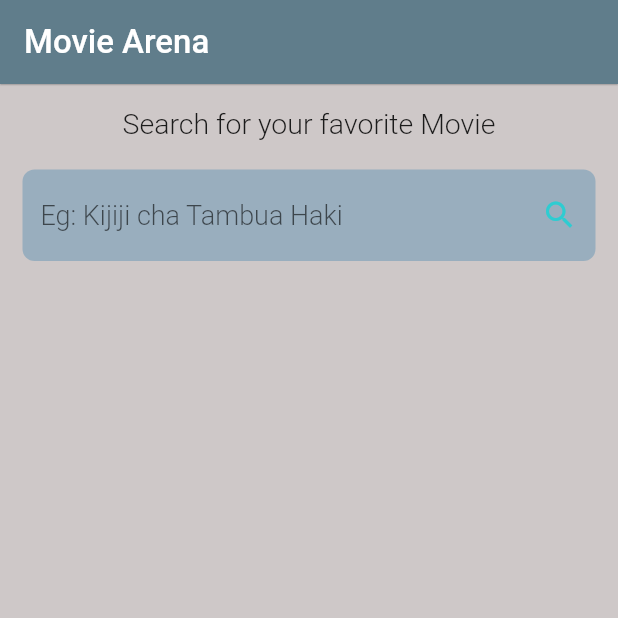
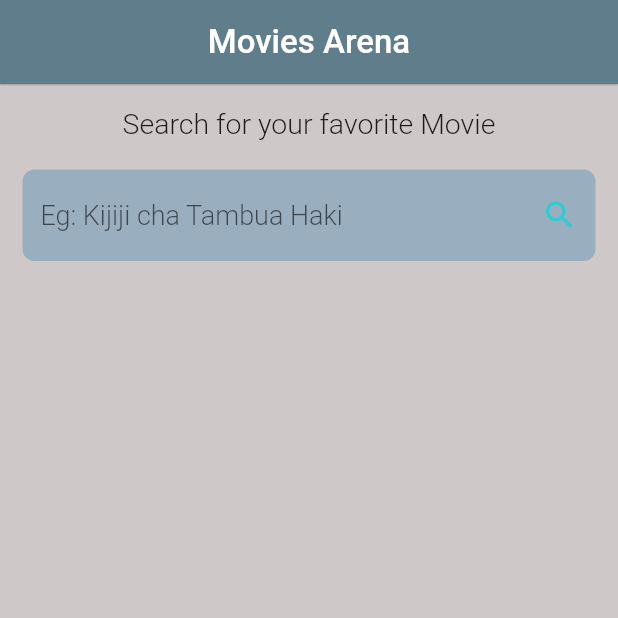
Before and after one commit to JohnGastone/Tafuta, a Flutter app: the screen it shows after launch, on a phone screen of 412 x 824 dp, the top half of it. Run offline on Flutter 3.47's test engine with Material 2 defaults, Android fonts, the phone set to English and light mode, and no system bars.

Commit message:
Dummy movies list

```diff
--- a/lib/searchPage.dart
+++ b/lib/searchPage.dart
@@ -2,6 +2,7 @@
 // ignore: prefer_const_constructors
 
 import 'package:flutter/material.dart';
+import 'package:tafuta/model/movie_model.dart';
 
 class SearchPage extends StatefulWidget {
   const SearchPage({super.key});
@@ -11,6 +12,20 @@ class SearchPage extends StatefulWidget {
 }
 
 class _SearchPageState extends State<SearchPage> {
+  static List<MovieModel> movieList = [
+    MovieModel('Panguso', 2020, 'images/Tafuta.png'),
+    MovieModel('Chausiku', 2013, 'images/Tafuta.png'),
+    MovieModel('Gusa Unase', 2021, 'images/Tafuta.png'),
+    MovieModel('Mwana Ukome', 217, 'images/Tafuta.png'),
+    MovieModel('Mama Kimbo', 2020, 'images/Tafuta.png'),
+    MovieModel('Kuku Mgeni', 2023, 'images/Tafuta.png'),
+    MovieModel('Paka Shume', 2020, 'images/Tafuta.png'),
+    MovieModel('Ukiinama Ntiti ukiinuka Ntiti', 2021, 'images/Tafuta.png'),
+    MovieModel('Mama Kilakshal', 2020, 'images/Tafuta.png'),
+    MovieModel('Mama Mbelemende', 2013, 'images/Tafuta.png'),
+    MovieModel('Kijiwe Samli', 2024, 'images/Tafuta.png'),
+  ];
+
   void updateList(String value) {
     // We will filter our list of movies here
   }
@@ -22,8 +37,9 @@ class _SearchPageState extends State<SearchPage> {
       appBar: AppBar(
         backgroundColor: Colors.blueGrey,
         elevation: 0.4,
+        centerTitle: true,
         title: Text(
-          "Movie Arena",
+          "Movies Arena",
           style: TextStyle(fontSize: 22),
         ),
       ),
```
